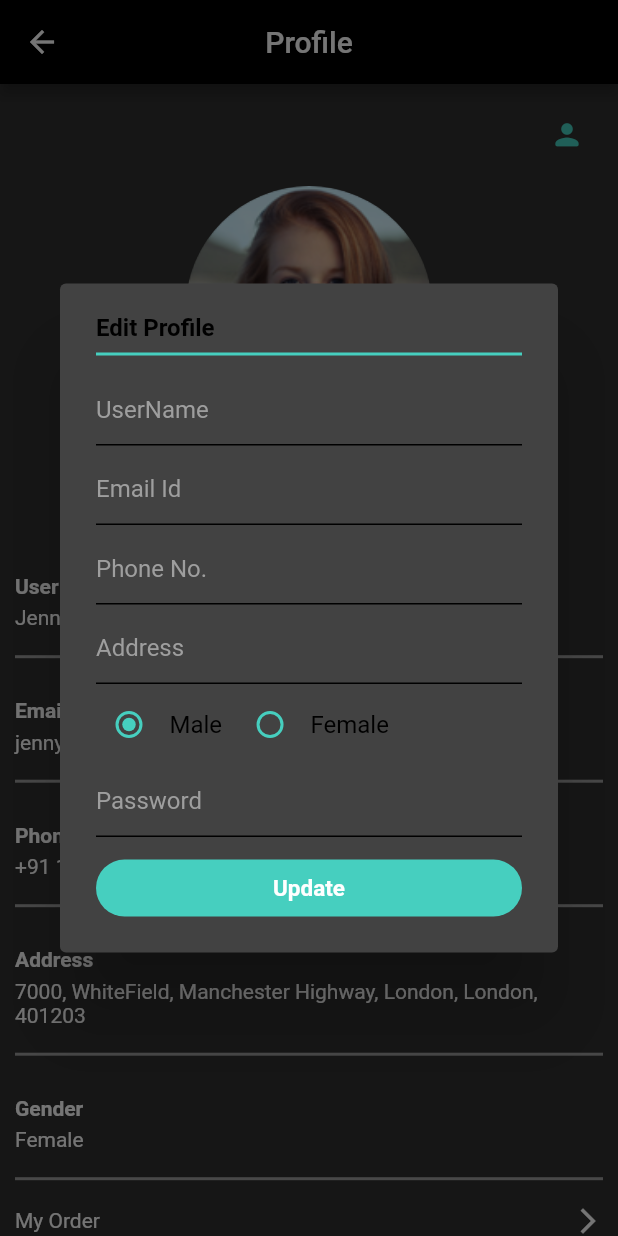
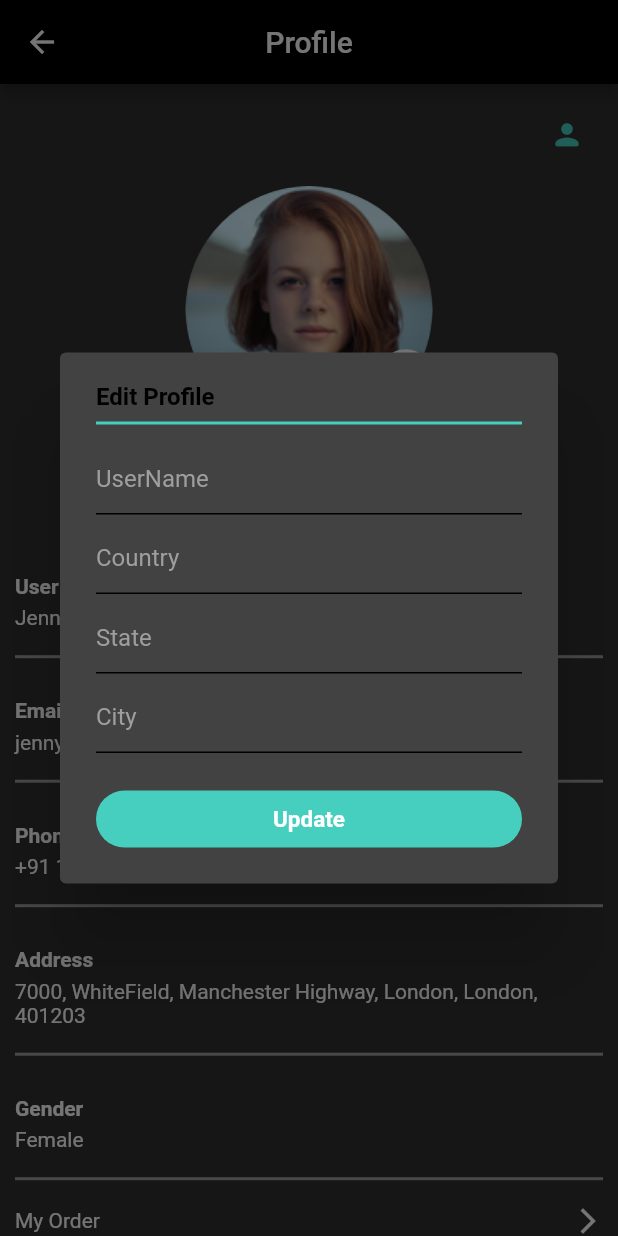
Before and after one commit to rushit5560/Jewellery_Store_Project, a Flutter app: the ProfileScreen screen opened directly, after a tap on the "person" icon, on a phone screen of 412 x 824 dp. Run offline on Flutter 3.47's test engine with Material 2 defaults, Android fonts, the phone set to English and light mode, and no system bars; our stand-ins replace carousel_slider, flutter_rating_bar, fluttertoast, get, google_maps_flutter, image_picker and 1 more; accounts and stored records are empty.

Commit message:
User Profile API Integrate

```diff
--- a/jewellery_store/lib/common/api_url.dart
+++ b/jewellery_store/lib/common/api_url.dart
@@ -15,7 +15,7 @@ class ApiUrl {
 
   static const ProductReviewApi = ApiMainPath + 'api/reviewget';
   static const AddProductReviewApi = ApiMainPath + 'api/reviewadd';
-  static const UserProfileApi = ApiMainPath + 'api/userprofile';
+  static const UpdateUserProfileApi = ApiMainPath + 'api/userprofile';
   static const ContactUsApi = ApiMainPath + 'api/contactus';
   static const ChangePasswordApi = ApiMainPath + 'api/changepassword';
 }
--- a/jewellery_store/lib/controller/profile_screen_controller/profile_screen_controller.dart
+++ b/jewellery_store/lib/controller/profile_screen_controller/profile_screen_controller.dart
@@ -1,5 +1,68 @@
+import 'dart:convert';
+
+import 'package:fluttertoast/fluttertoast.dart';
 import 'package:get/get.dart';
+import 'package:jewellery_store/common/api_url.dart';
+import 'package:jewellery_store/models/profile_screen_model/update_profile_screen_model.dart';
+import 'package:shared_preferences/shared_preferences.dart';
+import 'package:http/http.dart' as http;
 
 class ProfileScreenController extends GetxController {
+  RxBool isLoading = false.obs;
+  RxBool isStatus = false.obs;
+  int? userId;
+
+  updateUserProfile(name, country, state, city) async {
+    isLoading(true);
+    String url = ApiUrl.UpdateUserProfileApi;
+    print('Url : $url');
+
+    try{
+      Map data = {
+        "userid": "$userId",
+        "name": "$name",
+        "country": "$country",
+        "state": "$state",
+        "city": "$city"
+      };
+      print('data : $data');
+
+      http.Response response = await http.post(
+          Uri.parse(url),
+          body: data,
+      );
+      print('Response : $response');
+      UpdateUserProfileData updateUserProfileData = UpdateUserProfileData.fromJson(json.decode(response.body));
+      print('updateUserProfileData : $updateUserProfileData');
+      isStatus = updateUserProfileData.success.obs;
+      print('isStatus : $isStatus');
+
+      if(isStatus.value){
+        Fluttertoast.showToast(msg: "${updateUserProfileData.message}");
+        Get.back();
+      } else {
+        Fluttertoast.showToast(msg: "${updateUserProfileData.message}");
+      }
+
+    } catch(e){
+      print('Update User Profile Error : $e');
+    } finally {
+      isLoading(false);
+    }
+  }
+
+
+  getUserDetailsFromPrefs() async {
+    SharedPreferences prefs = await SharedPreferences.getInstance();
+    userId = prefs.getInt('id');
+    print('UserId Add to Cart : $userId');
+  }
+
+  @override
+  void onInit() {
+    getUserDetailsFromPrefs();
+    super.onInit();
+  }
+
 
 }
--- /dev/null
+++ b/jewellery_store/lib/models/profile_screen_model/update_profile_screen_model.dart
@@ -0,0 +1,53 @@
+// import 'dart:convert';
+//
+// UpdateUserProfileData updateUserProfileDataFromJson(String str) => UpdateUserProfileData.fromJson(json.decode(str));
+//
+// String updateUserProfileDataToJson(UpdateUserProfileData data) => json.encode(data.toJson());
+//
+// class UpdateUserProfileData {
+//   UpdateUserProfileData({
+//     required this.success,
+//     required this.message,
+//   });
+//
+//   bool success;
+//   String message;
+//
+//   factory UpdateUserProfileData.fromJson(Map<String, dynamic> json) => UpdateUserProfileData(
+//     success: json["success"],
+//     message: json["message"],
+//   );
+//
+//   Map<String, dynamic> toJson() => {
+//     "success": success,
+//     "message": message,
+//   };
+// }
+
+
+
+import 'dart:convert';
+
+UpdateUserProfileData updateUserProfileDataFromJson(String str) => UpdateUserProfileData.fromJson(json.decode(str));
+
+String updateUserProfileDataToJson(UpdateUserProfileData data) => json.encode(data.toJson());
+
+class UpdateUserProfileData {
+  UpdateUserProfileData({
+    required this.success,
+    required this.message,
+  });
+
+  bool success;
+  String message;
+
+  factory UpdateUserProfileData.fromJson(Map<String, dynamic> json) => UpdateUserProfileData(
+    success: json["success"],
+    message: json["message"],
+  );
+
+  Map<String, dynamic> toJson() => {
+    "success": success,
+    "message": message,
+  };
+}
--- a/jewellery_store/lib/screens/profile_screen/profile_screen.dart
+++ b/jewellery_store/lib/screens/profile_screen/profile_screen.dart
@@ -2,9 +2,11 @@ import 'dart:io';
 
 import 'package:flutter/material.dart';
 import 'package:get/get.dart';
+import 'package:jewellery_store/common/common_widgets.dart';
 import 'package:jewellery_store/common/custom_color.dart';
 import 'package:jewellery_store/common/image_url.dart';
 import 'package:image_picker/image_picker.dart';
+import 'package:jewellery_store/controller/profile_screen_controller/profile_screen_controller.dart';
 import 'package:jewellery_store/screens/cart_screen/cart_screen.dart';
 import 'package:jewellery_store/screens/order_screen/order_screen.dart';
 import 'package:jewellery_store/screens/settings_screen/settings_screen.dart';
@@ -18,13 +20,19 @@ class ProfileScreen extends StatefulWidget {
 }
 
 class _ProfileScreenState extends State<ProfileScreen> {
+  ProfileScreenController profileScreenController = Get.put(ProfileScreenController());
+
   GlobalKey<FormState> formKey = GlobalKey<FormState>();
   TextEditingController alertUserNameController = TextEditingController();
-  TextEditingController alertEmailIdController = TextEditingController();
-  TextEditingController alertPhoneNoController = TextEditingController();
-  TextEditingController alertAddressController = TextEditingController();
-  TextEditingController alertPasswordController = TextEditingController();
-  Gender? _gender = Gender.male;
+  TextEditingController alertCountryController = TextEditingController();
+  TextEditingController alertStateController = TextEditingController();
+  TextEditingController alertCityController = TextEditingController();
+
+  // TextEditingController alertEmailIdController = TextEditingController();
+  // TextEditingController alertPhoneNoController = TextEditingController();
+  // TextEditingController alertAddressController = TextEditingController();
+  // TextEditingController alertPasswordController = TextEditingController();
+  // Gender? _gender = Gender.male;
   final picker = ImagePicker();
   File? _image;
 
@@ -37,7 +45,10 @@ class _ProfileScreenState extends State<ProfileScreen> {
         centerTitle: true,
         backgroundColor: Colors.black,
       ),
-      body: SingleChildScrollView(
+      body: Obx(
+        () => profileScreenController.isLoading.value
+            ? customCircularProgressIndicator()
+            : SingleChildScrollView(
                 child: SafeArea(
                   child: Padding(
                     padding: const EdgeInsets.all(10),
@@ -65,6 +76,7 @@ class _ProfileScreenState extends State<ProfileScreen> {
                         SizedBox(height: 10),
                         // alertRadioButton(),
                       ],
+                    ),
                   ),
                 ),
               ),
@@ -395,6 +407,7 @@ class _ProfileScreenState extends State<ProfileScreen> {
     );
   }
 
+  // Edit Profile Dialog Box
   editAccountDetails(BuildContext context) {
     return showDialog(
         context: context,
@@ -423,15 +436,18 @@ class _ProfileScreenState extends State<ProfileScreen> {
                           SizedBox(height: 5),
                           alertDialogUserNameField(),
                           SizedBox(height: 5),
-                          alertDialogEmailIdField(),
+                          alertDialogCountryField(),
+                          // alertDialogEmailIdField(),
                           SizedBox(height: 5),
-                          alertDialogPhoneNoField(),
+                          alertDialogStateField(),
+                          // alertDialogPhoneNoField(),
                           SizedBox(height: 5),
-                          alertDialogAddressField(),
+                          alertDialogCityField(),
+                          // alertDialogAddressField(),
                           SizedBox(height: 5),
-                          alertRadioButton(setState2),
+                          // alertRadioButton(setState2),
                           SizedBox(height: 5),
-                          alertDialogPasswordField(),
+                          // alertDialogPasswordField(),
                           SizedBox(height: 15),
                           alertUpdateButton(),
                         ],
@@ -444,63 +460,63 @@ class _ProfileScreenState extends State<ProfileScreen> {
         });
   }
 
-  Widget alertRadioButton(setState2) {
-    return Row(
-      mainAxisAlignment: MainAxisAlignment.start,
-      children: [
-        Container(
-          child: Row(
-            children: [
-              Radio(
-                  value: Gender.male,
-                  groupValue: _gender,
-                  onChanged: (Gender? val){
-                    setState2(() {
-                      print('--Male Clicked--');
-                      _gender = val!;
-                      print(_gender);
-                    });
-                  },
-              ),
-              SizedBox(width: 5),
-              Text(
-                  'Male',
-                style: TextStyle(
-                  color: Colors.black
-                ),
-              ),
-            ],
-          ),
-        ),
-        SizedBox(width: 10),
-        Container(
-          child: Row(
-            children: [
-              Radio(
-                value: Gender.female,
-                groupValue: _gender,
-                onChanged: (Gender? val){
-                  setState2(() {
-                    print('-----Female Clicked-----');
-                    _gender = val!;
-                    print(_gender);
-
-                  });
-                },
-              ),
-              SizedBox(width: 5),
-              Text(
-                'Female',
-                style: TextStyle(
-                    color: Colors.black
-                ),
-              ),
-            ],
-          ),
-        ),
-      ],
-    );
-  }
+  // Widget alertRadioButton(setState2) {
+  //   return Row(
+  //     mainAxisAlignment: MainAxisAlignment.start,
+  //     children: [
+  //       Container(
+  //         child: Row(
+  //           children: [
+  //             Radio(
+  //                 value: Gender.male,
+  //                 groupValue: _gender,
+  //                 onChanged: (Gender? val){
+  //                   setState2(() {
+  //                     print('--Male Clicked--');
+  //                     _gender = val!;
+  //                     print(_gender);
+  //                   });
+  //                 },
+  //             ),
+  //             SizedBox(width: 5),
+  //             Text(
+  //                 'Male',
+  //               style: TextStyle(
+  //                 color: Colors.black
+  //               ),
+  //             ),
+  //           ],
+  //         ),
+  //       ),
+  //       SizedBox(width: 10),
+  //       Container(
+  //         child: Row(
+  //           children: [
+  //             Radio(
+  //               value: Gender.female,
+  //               groupValue: _gender,
+  //               onChanged: (Gender? val){
+  //                 setState2(() {
+  //                   print('-----Female Clicked-----');
+  //                   _gender = val!;
+  //                   print(_gender);
+  //
+  //                 });
+  //               },
+  //             ),
+  //             SizedBox(width: 5),
+  //             Text(
+  //               'Female',
+  //               style: TextStyle(
+  //                   color: Colors.black
+  //               ),
+  //             ),
+  //           ],
+  //         ),
+  //       ),
+  //     ],
+  //   );
+  // }
 
   Widget alertDialogUserNameField() {
     return TextFormField(
@@ -521,21 +537,18 @@ class _ProfileScreenState extends State<ProfileScreen> {
     );
   }
 
-  Widget alertDialogEmailIdField() {
+  Widget alertDialogCountryField() {
     return TextFormField(
       cursorColor: Colors.black,
       style: TextStyle(color: Colors.black),
-      controller: alertEmailIdController,
-      keyboardType: TextInputType.emailAddress,
+      controller: alertCountryController,
       validator: (value) {
         if(value!.isEmpty){
-          return 'Email Id Should not be Empty';
-        } else if (!value.contains('@')){
-          return 'Enter Valid Email Id';
+          return 'Country Should not be Empty';
         }
       },
       decoration: InputDecoration(
-        hintText: 'Email Id',
+        hintText: 'Country',
         hintStyle: TextStyle(color: Colors.grey),
         focusedBorder: UnderlineInputBorder(borderSide: BorderSide()),
         enabledBorder: UnderlineInputBorder(borderSide: BorderSide()),
@@ -543,24 +556,18 @@ class _ProfileScreenState extends State<ProfileScreen> {
     );
   }
 
-  Widget alertDialogPhoneNoField() {
+  Widget alertDialogStateField() {
     return TextFormField(
       cursorColor: Colors.black,
       style: TextStyle(color: Colors.black),
-      maxLength: 10,
-      keyboardType: TextInputType.number,
-      controller: alertPhoneNoController,
+      controller: alertStateController,
       validator: (value) {
         if(value!.isEmpty){
-          return 'Phone No. Should not be Empty';
-        }
-        else if (value.length != 10) {
-          return 'Phone No. Must be 10 Digit';
+          return 'State Should not be Empty';
         }
       },
       decoration: InputDecoration(
-        hintText: 'Phone No.',
-        counterText: '',
+        hintText: 'State',
         hintStyle: TextStyle(color: Colors.grey),
         focusedBorder: UnderlineInputBorder(borderSide: BorderSide()),
         enabledBorder: UnderlineInputBorder(borderSide: BorderSide()),
@@ -568,18 +575,18 @@ class _ProfileScreenState extends State<ProfileScreen> {
     );
   }
 
-  Widget alertDialogAddressField() {
+  Widget alertDialogCityField() {
     return TextFormField(
       cursorColor: Colors.black,
       style: TextStyle(color: Colors.black),
-      controller: alertAddressController,
+      controller: alertCityController,
       validator: (value) {
         if(value!.isEmpty){
-          return 'Address Should not be Empty';
+          return 'City Should not be Empty';
         }
       },
       decoration: InputDecoration(
-        hintText: 'Address',
+        hintText: 'City',
         hintStyle: TextStyle(color: Colors.grey),
         focusedBorder: UnderlineInputBorder(borderSide: BorderSide()),
         enabledBorder: UnderlineInputBorder(borderSide: BorderSide()),
@@ -587,44 +594,114 @@ class _ProfileScreenState extends State<ProfileScreen> {
     );
   }
 
-  Widget alertDialogPasswordField() {
-    return TextFormField(
-      cursorColor: Colors.black,
-      // obscureText: true,
-      style: TextStyle(color: Colors.black),
-      controller: alertPasswordController,
-      validator: (value) {
-        if(value!.isEmpty){
-          return 'Password Should not be Empty';
-        }
-      },
-      decoration: InputDecoration(
-        hintText: 'Password',
-        hintStyle: TextStyle(color: Colors.grey),
-        focusedBorder: UnderlineInputBorder(borderSide: BorderSide()),
-        enabledBorder: UnderlineInputBorder(borderSide: BorderSide()),
-      ),
-    );
-  }
 
-  String? username, emailid, phoneno, addres, password;
-  Gender? jati;
+  // Widget alertDialogEmailIdField() {
+  //   return TextFormField(
+  //     cursorColor: Colors.black,
+  //     style: TextStyle(color: Colors.black),
+  //     controller: alertEmailIdController,
+  //     keyboardType: TextInputType.emailAddress,
+  //     validator: (value) {
+  //       if(value!.isEmpty){
+  //         return 'Email Id Should not be Empty';
+  //       } else if (!value.contains('@')){
+  //         return 'Enter Valid Email Id';
+  //       }
+  //     },
+  //     decoration: InputDecoration(
+  //       hintText: 'Email Id',
+  //       hintStyle: TextStyle(color: Colors.grey),
+  //       focusedBorder: UnderlineInputBorder(borderSide: BorderSide()),
+  //       enabledBorder: UnderlineInputBorder(borderSide: BorderSide()),
+  //     ),
+  //   );
+  // }
+
+  // Widget alertDialogPhoneNoField() {
+  //   return TextFormField(
+  //     cursorColor: Colors.black,
+  //     style: TextStyle(color: Colors.black),
+  //     maxLength: 10,
+  //     keyboardType: TextInputType.number,
+  //     controller: alertPhoneNoController,
+  //     validator: (value) {
+  //       if(value!.isEmpty){
+  //         return 'Phone No. Should not be Empty';
+  //       }
+  //       else if (value.length != 10) {
+  //         return 'Phone No. Must be 10 Digit';
+  //       }
+  //     },
+  //     decoration: InputDecoration(
+  //       hintText: 'Phone No.',
+  //       counterText: '',
+  //       hintStyle: TextStyle(color: Colors.grey),
+  //       focusedBorder: UnderlineInputBorder(borderSide: BorderSide()),
+  //       enabledBorder: UnderlineInputBorder(borderSide: BorderSide()),
+  //     ),
+  //   );
+  // }
+
+  // Widget alertDialogAddressField() {
+  //   return TextFormField(
+  //     cursorColor: Colors.black,
+  //     style: TextStyle(color: Colors.black),
+  //     controller: alertAddressController,
+  //     validator: (value) {
+  //       if(value!.isEmpty){
+  //         return 'Address Should not be Empty';
+  //       }
+  //     },
+  //     decoration: InputDecoration(
+  //       hintText: 'Address',
+  //       hintStyle: TextStyle(color: Colors.grey),
+  //       focusedBorder: UnderlineInputBorder(borderSide: BorderSide()),
+  //       enabledBorder: UnderlineInputBorder(borderSide: BorderSide()),
+  //     ),
+  //   );
+  // }
+
+  // Widget alertDialogPasswordField() {
+  //   return TextFormField(
+  //     cursorColor: Colors.black,
+  //     // obscureText: true,
+  //     style: TextStyle(color: Colors.black),
+  //     controller: alertPasswordController,
+  //     validator: (value) {
+  //       if(value!.isEmpty){
+  //         return 'Password Should not be Empty';
+  //       }
+  //     },
+  //     decoration: InputDecoration(
+  //       hintText: 'Password',
+  //       hintStyle: TextStyle(color: Colors.grey),
+  //       focusedBorder: UnderlineInputBorder(borderSide: BorderSide()),
+  //       enabledBorder: UnderlineInputBorder(borderSide: BorderSide()),
+  //     ),
+  //   );
+  // }
+
+  // String? username, emailid, phoneno, addres, password;
+  // Gender? jati;
 
   Widget alertUpdateButton() {
-    username = alertUserNameController.text.trim();
-    emailid = alertEmailIdController.text.trim();
-    phoneno = alertPhoneNoController.text.trim();
-    jati = _gender;
-    addres = alertAddressController.text.trim();
-    password = alertPasswordController.text.trim();
+    // username = alertUserNameController.text.trim();
+    // emailid = alertEmailIdController.text.trim();
+    // phoneno = alertPhoneNoController.text.trim();
+    // jati = _gender;
+    // addres = alertAddressController.text.trim();
+    // password = alertPasswordController.text.trim();
 
     return Container(
       child: GestureDetector(
         onTap: () {
           if (formKey.currentState!.validate()) {
-            print('Inside formkey');
-            print(
-                '$username &&& $emailid &&& $phoneno &&& $jati &&& $addres &&& $password');
+            profileScreenController.updateUserProfile(
+              "${alertUserNameController.text.trim()}",
+              "${alertCountryController.text.trim()}",
+              "${alertStateController.text.trim()}",
+              "${alertCityController.text.trim()}",
+            );
           }
         },
         child: Container(
```
Lines whose indentation alone changed are shown as unchanged.
